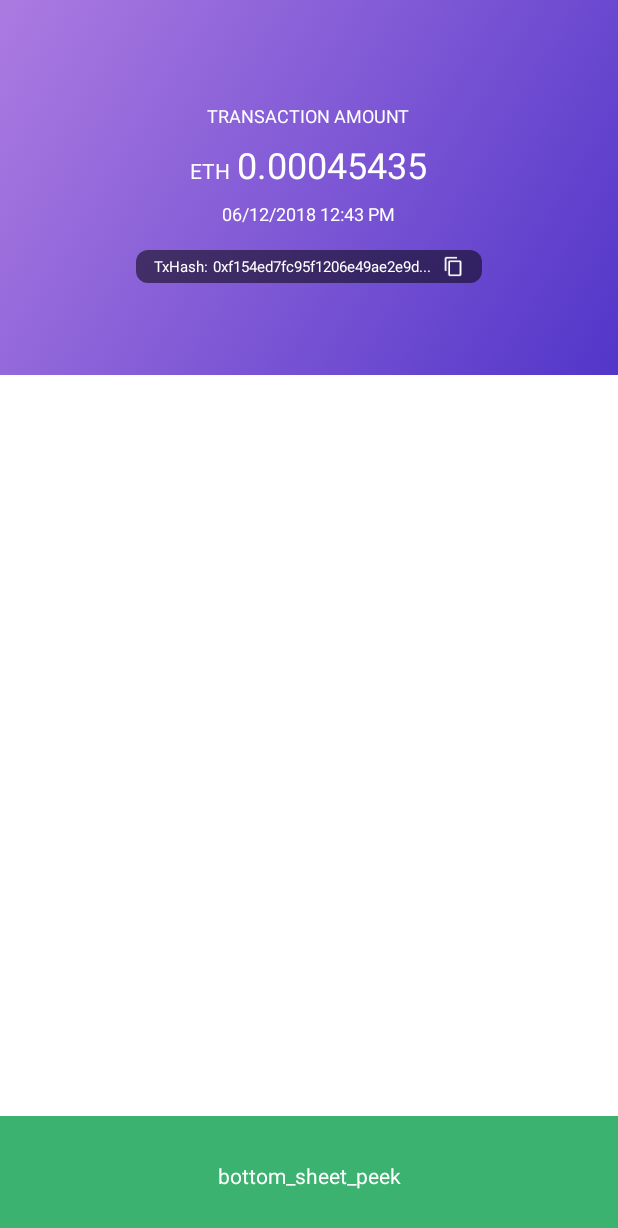
After one commit to wasabi-lee/Crypto-Address-Tracker, an Android app: the TxDetailActivity screen opened directly, with no data from a screen before it, on a phone screen of 412 x 824 dp. The commit adds this screen. Shown: the top 1228 px of the screen. Run offline under Robolectric (Android 15) with nearby library versions, the phone set to English and light mode, and no system bars; Roboto replaces fonts that are not available here.

Commit message:
tx detail layout

```diff
--- a/app/src/main/AndroidManifest.xml
+++ b/app/src/main/AndroidManifest.xml
@@ -23,7 +23,8 @@
                 <category android:name="android.intent.category.LAUNCHER" />
             </intent-filter>
         </activity>
-        <activity android:name=".TokenAddressActivity"></activity>
+        <activity android:name=".TokenAddressActivity" />
+        <activity android:name=".TxDetailActivity"></activity>
     </application>
 
 </manifest>
--- /dev/null
+++ b/app/src/main/java/io/incepted/cryptoaddresstracker/TxDetailActivity.java
@@ -0,0 +1,13 @@
+package io.incepted.cryptoaddresstracker;
+
+import android.support.v7.app.AppCompatActivity;
+import android.os.Bundle;
+
+public class TxDetailActivity extends AppCompatActivity {
+
+    @Override
+    protected void onCreate(Bundle savedInstanceState) {
+        super.onCreate(savedInstanceState);
+        setContentView(R.layout.activity_tx_detail);
+    }
+}
--- a/app/src/main/res/drawable/circle_shape.xml
+++ /dev/null
@@ -1,29 +0,0 @@
-<?xml version="1.0" encoding="utf-8"?>
-<selector xmlns:android="http://schemas.android.com/apk/res/android">
-
-    <item android:state_checked="true">
-
-        <shape android:shape="oval">
-
-            <solid android:color="@color/colorAccent" />
-            <size android:width="5dp"
-                android:height="5dp" />
-
-        </shape>
-
-    </item>
-
-    <item android:state_checked="false">
-
-        <shape android:shape="oval">
-
-            <solid android:color="@color/text_color_secondary_gray" />
-            <size android:width="5dp"
-                android:height="5dp" />
-
-        </shape>
-
-    </item>
-
-
-</selector>
--- /dev/null
+++ b/app/src/main/res/drawable/gradient_background.xml
@@ -0,0 +1,12 @@
+<?xml version="1.0" encoding="utf-8"?>
+<selector xmlns:android="http://schemas.android.com/apk/res/android">
+        <item>
+            <shape>
+                <gradient
+                    android:angle="315"
+                    android:startColor="@color/purple_gradient_start"
+                    android:endColor="@color/purple_gradient_end"
+                    android:type="linear" />
+            </shape>
+        </item>
+</selector>
--- /dev/null
+++ b/app/src/main/res/drawable/semi_transparent_background.xml
@@ -0,0 +1,12 @@
+<?xml version="1.0" encoding="utf-8"?>
+<selector xmlns:android="http://schemas.android.com/apk/res/android">
+    <item>
+        <shape
+            android:shape="rectangle">
+            <corners
+                android:radius="@dimen/card_small_radius"/>
+            <solid
+                android:color="@color/semi_transparent_background_color_black"/>
+        </shape>
+    </item>
+</selector>
--- /dev/null
+++ b/app/src/main/res/layout/activity_tx_detail.xml
@@ -0,0 +1,47 @@
+<?xml version="1.0" encoding="utf-8"?>
+<android.support.design.widget.CoordinatorLayout xmlns:android="http://schemas.android.com/apk/res/android"
+    xmlns:app="http://schemas.android.com/apk/res-auto"
+    xmlns:tools="http://schemas.android.com/tools"
+    android:layout_width="match_parent"
+    android:layout_height="match_parent"
+    tools:context=".TxDetailActivity">
+
+    <android.support.design.widget.AppBarLayout
+        android:id="@+id/tx_detail_app_bar"
+        android:layout_width="match_parent"
+        android:layout_height="wrap_content"
+        android:background="@drawable/gradient_background"
+        android:fitsSystemWindows="true"
+        app:elevation="0dp">
+
+        <android.support.design.widget.CollapsingToolbarLayout
+            android:id="@+id/tx_detail_collapsing_toolbar_layout"
+            android:layout_width="match_parent"
+            android:layout_height="250dp"
+            android:fitsSystemWindows="true"
+            app:contentScrim="@android:color/transparent"
+            app:expandedTitleTextAppearance="@style/TextLargeSemiBoldAppearance"
+            app:layout_scrollFlags="scroll|exitUntilCollapsed|snap"
+            app:titleEnabled="false">
+
+            <include layout="@layout/tx_detail_header" />
+
+            <android.support.v7.widget.Toolbar
+                android:id="@+id/detail_toolbar"
+                android:layout_width="match_parent"
+                android:layout_height="?attr/actionBarSize"
+                android:layout_gravity="top"
+                android:background="@android:color/transparent"
+                android:theme="@style/ThemeOverlay.AppCompat.Dark"
+                app:layout_anchor="@id/detail_collapsing_toolbar_layout"
+                app:layout_collapseMode="pin" />
+
+
+        </android.support.design.widget.CollapsingToolbarLayout>
+
+
+    </android.support.design.widget.AppBarLayout>
+
+    <include layout="@layout/tx_detail_bottom_sheet_content" />
+
+</android.support.design.widget.CoordinatorLayout>
--- /dev/null
+++ b/app/src/main/res/layout/tx_detail_bottom_sheet_content.xml
@@ -0,0 +1,28 @@
+<?xml version="1.0" encoding="utf-8"?>
+<LinearLayout xmlns:android="http://schemas.android.com/apk/res/android"
+    xmlns:app="http://schemas.android.com/apk/res-auto"
+    android:id="@+id/bottom_sheet"
+    android:layout_width="match_parent"
+    android:layout_height="match_parent"
+    android:background="@android:color/darker_gray"
+    android:orientation="vertical"
+    app:behavior_hideable="true"
+    app:behavior_peekHeight="80dp"
+    app:layout_behavior="android.support.design.widget.BottomSheetBehavior">
+
+    <TextView
+        android:layout_width="match_parent"
+        android:layout_height="80dp"
+        android:background="@color/colorAccent"
+        android:gravity="center"
+        android:text="bottom_sheet_peek"
+        android:textColor="@android:color/white" />
+
+    <TextView
+        android:layout_width="match_parent"
+        android:layout_height="match_parent"
+        android:gravity="center"
+        android:text="bottom_sheet_content"
+        android:textColor="@android:color/white" />
+
+</LinearLayout>
--- /dev/null
+++ b/app/src/main/res/layout/tx_detail_header.xml
@@ -0,0 +1,123 @@
+<?xml version="1.0" encoding="utf-8"?>
+<LinearLayout xmlns:android="http://schemas.android.com/apk/res/android"
+    xmlns:app="http://schemas.android.com/apk/res-auto"
+    android:id="@+id/tx_detail_appbar_content_inner_container"
+    android:layout_width="match_parent"
+    android:layout_height="wrap_content"
+    android:orientation="vertical"
+    app:layout_collapseMode="parallax"
+    android:gravity="center"
+    android:layout_gravity="center">
+
+    <TextView
+        android:id="@+id/tx_detail_title_tx_amount_dummy"
+        style="@style/TextSmallRegularAppearance"
+        android:layout_width="wrap_content"
+        android:layout_height="wrap_content"
+        android:layout_gravity="center_horizontal"
+        android:layout_marginEnd="8dp"
+        android:layout_marginLeft="8dp"
+        android:layout_marginRight="8dp"
+        android:layout_marginStart="8dp"
+        android:layout_marginTop="8dp"
+        android:gravity="bottom|center_horizontal"
+        android:text="TRANSACTION AMOUNT"
+        android:textColor="@android:color/white"/>
+
+    <LinearLayout
+        android:id="@+id/tx_detail_title_amount_container"
+        android:layout_width="wrap_content"
+        android:layout_height="wrap_content"
+        android:layout_marginEnd="8dp"
+        android:layout_marginLeft="8dp"
+        android:layout_marginRight="8dp"
+        android:layout_marginStart="8dp"
+        android:layout_marginTop="8dp"
+        android:orientation="horizontal">
+
+        <TextView
+            android:id="@+id/tx_detail_title_tx_symbol"
+            style="@style/TextMediumSemiBoldAppearance"
+            android:layout_width="wrap_content"
+            android:layout_height="wrap_content"
+            android:layout_gravity="bottom"
+            android:layout_marginEnd="@dimen/spacing_xxsmall"
+            android:layout_marginRight="@dimen/spacing_xxsmall"
+            android:gravity="bottom"
+            android:text="ETH"
+            android:textColor="@android:color/white"
+            app:layout_constraintTop_toBottomOf="@+id/tx_detail_title_tx_amount_dummy" />
+
+        <TextView
+            android:id="@+id/tx_detail_title_tx_amount"
+            style="@style/TextLargeSemiBoldAppearance"
+            android:layout_width="wrap_content"
+            android:layout_height="wrap_content"
+            android:layout_gravity="bottom"
+            android:gravity="bottom"
+            android:text="0.00045435"
+            android:textColor="@android:color/white"
+            app:layout_constraintTop_toBottomOf="@+id/tx_detail_title_tx_amount_dummy" />
+    </LinearLayout>
+
+    <TextView
+        android:id="@+id/tx_detail_title_timestamp"
+        style="@style/TextSmallSemiBoldAppearance"
+        android:layout_width="wrap_content"
+        android:layout_height="wrap_content"
+        android:layout_gravity="center_horizontal"
+        android:layout_marginEnd="8dp"
+        android:layout_marginLeft="8dp"
+        android:layout_marginRight="8dp"
+        android:layout_marginStart="8dp"
+        android:layout_marginTop="8dp"
+        android:text="06/12/2018 12:43 PM"
+        android:textColor="@android:color/white"
+        app:layout_constraintEnd_toEndOf="parent"
+        app:layout_constraintStart_toStartOf="parent"
+        app:layout_constraintTop_toBottomOf="@+id/tx_detail_title_amount_container" />
+
+    <LinearLayout
+        android:layout_width="wrap_content"
+        android:layout_height="wrap_content"
+        android:layout_marginEnd="@dimen/spacing_xxxlarge"
+        android:layout_marginLeft="@dimen/spacing_xxxlarge"
+        android:layout_marginRight="@dimen/spacing_xxxlarge"
+        android:layout_marginStart="@dimen/spacing_xxxlarge"
+        android:layout_marginTop="@dimen/spacing_normal"
+        android:background="@drawable/semi_transparent_background"
+        android:gravity="center_horizontal"
+        android:orientation="horizontal"
+        android:paddingBottom="@dimen/spacing_xxsmall"
+        android:paddingLeft="@dimen/spacing_small"
+        android:paddingRight="@dimen/spacing_small"
+        android:paddingTop="@dimen/spacing_xxsmall"
+        app:layout_constraintEnd_toEndOf="parent"
+        app:layout_constraintStart_toStartOf="parent"
+        app:layout_constraintTop_toBottomOf="@+id/tx_detail_title_timestamp">
+
+        <TextView
+            style="@style/TextXSmallSemiBoldAppearance"
+            android:layout_width="wrap_content"
+            android:layout_height="wrap_content"
+            android:text="TxHash: "
+            android:textColor="@android:color/white" />
+
+        <TextView
+            style="@style/TextXSmallSemiBoldAppearance"
+            android:layout_width="wrap_content"
+            android:layout_height="wrap_content"
+            android:ellipsize="end"
+            android:maxLines="1"
+            android:text="0xf154ed7fc95f1206e49ae2e9d..."
+            android:textColor="@android:color/white" />
+
+        <ImageView
+            android:layout_width="14dp"
+            android:layout_height="14dp"
+            android:layout_marginLeft="@dimen/spacing_xsmall"
+            android:src="@drawable/ic_content_copy" />
+
+    </LinearLayout>
+
+</LinearLayout>
--- a/app/src/main/res/values/colors.xml
+++ b/app/src/main/res/values/colors.xml
@@ -17,4 +17,8 @@
 
     <color name="overview_card_background_light">#f4f4f4</color>
     <color name="overview_card_background_dark">#2d2d2d</color>
+
+    <color name="purple_gradient_start">#ac7be1</color>
+    <color name="purple_gradient_end">#5236c9</color>
+    <color name="semi_transparent_background_color_black">#85000000</color>
 </resources>
```
Also changed, not shown: app/src/main/res/drawable-hdpi/ic_content_copy.png (added), app/src/main/res/drawable-mdpi/ic_content_copy.png (added), app/src/main/res/drawable-xhdpi/ic_content_copy.png (added), app/src/main/res/drawable-xxhdpi/ic_content_copy.png (added), app/src/main/res/drawable-xxxhdpi/ic_content_copy.png (added).
